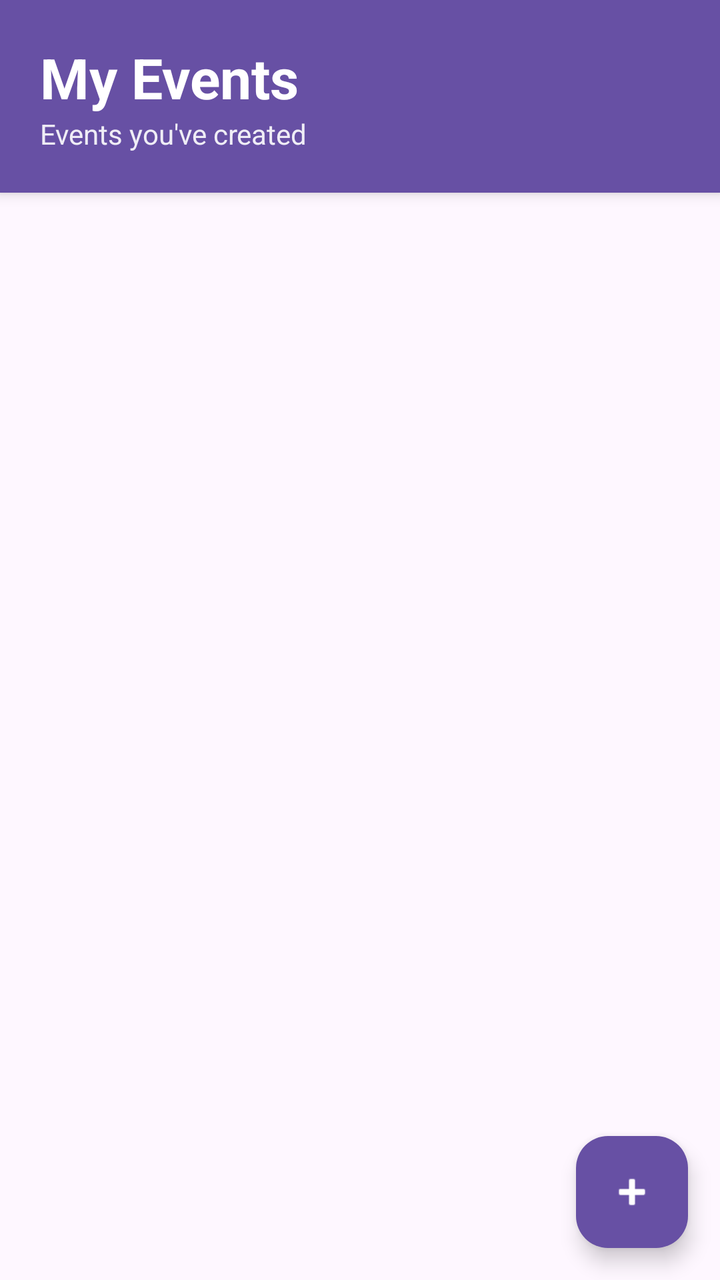
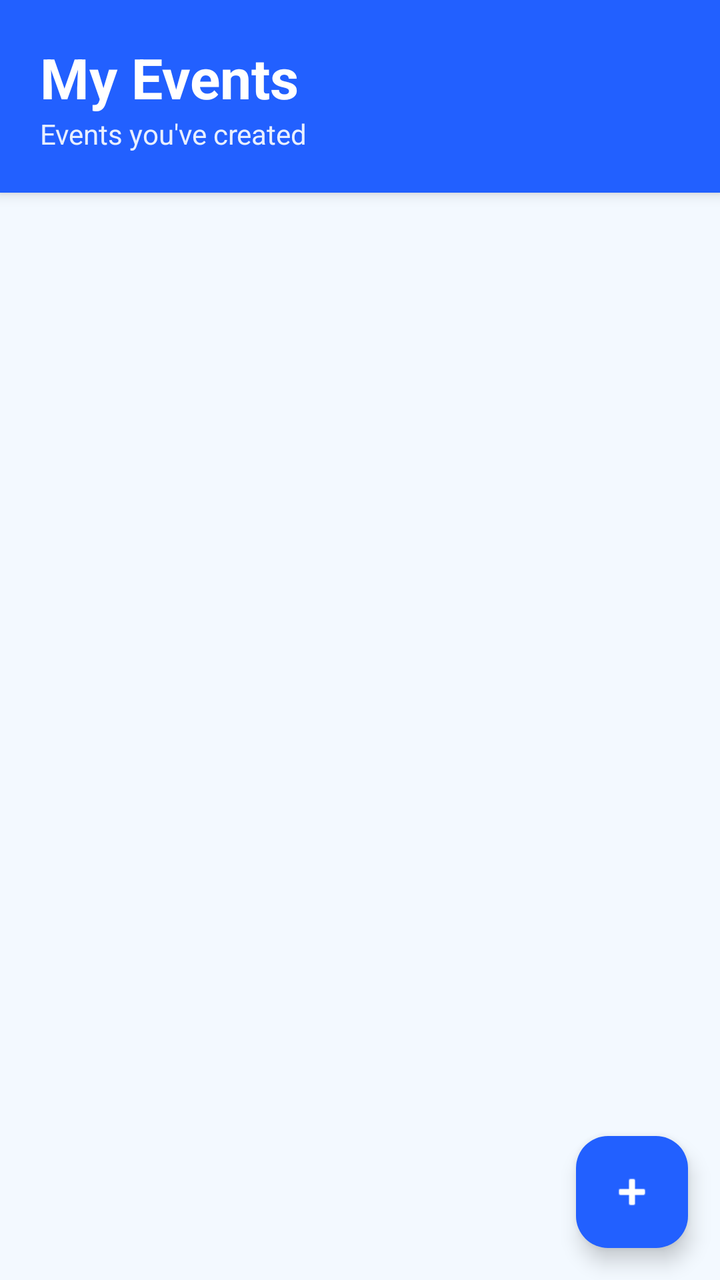

Screens rendered from an Android XML layout before and after an edit, with the pre-edit source and the edit as a unified diff.
<!-- AndroidManifest.xml: application theme Theme.GitCat_events -->
<!-- res/layout/fragment_create.xml -->
<?xml version="1.0" encoding="utf-8"?>
<androidx.coordinatorlayout.widget.CoordinatorLayout xmlns:android="http://schemas.android.com/apk/res/android"
    xmlns:app="http://schemas.android.com/apk/res-auto"
    xmlns:tools="http://schemas.android.com/tools"
    android:layout_width="match_parent"
    android:layout_height="match_parent"
    tools:context=".CreateFragment"
    android:id="@+id/fragment_create">

    <LinearLayout
        android:layout_width="match_parent"
        android:layout_height="match_parent"
        android:orientation="vertical">

        
        <LinearLayout
            android:layout_width="match_parent"
            android:layout_height="wrap_content"
            android:orientation="vertical"
            android:padding="20dp"
            android:background="?attr/colorPrimary"
            android:elevation="4dp">

            <TextView
                android:layout_width="wrap_content"
                android:layout_height="wrap_content"
                android:text="My Events"
                android:textSize="28sp"
                android:textStyle="bold"
                android:textColor="@android:color/white"/>

            <TextView
                android:layout_width="wrap_content"
                android:layout_height="wrap_content"
                android:text="Events you've created"
                android:textSize="14sp"
                android:textColor="@android:color/white"
                android:alpha="0.9"/>
        </LinearLayout>

        
        <LinearLayout
            android:id="@+id/emptyStateContainer"
            android:layout_width="match_parent"
            android:layout_height="match_parent"
            android:orientation="vertical"
            android:gravity="center"
            android:padding="32dp"
            android:visibility="gone">

            <TextView
                android:layout_width="wrap_content"
                android:layout_height="wrap_content"
                android:text="📅"
                android:textSize="80sp"
                android:layout_marginBottom="16dp"/>

            <TextView
                android:layout_width="wrap_content"
                android:layout_height="wrap_content"
                android:text="No Events Created Yet"
                android:textSize="20sp"
                android:textStyle="bold"
                android:layout_marginBottom="8dp"/>

            <TextView
                android:layout_width="wrap_content"
                android:layout_height="wrap_content"
                android:text="Tap the + button below to create your first event"
                android:textSize="14sp"
                android:textColor="@android:color/darker_gray"
                android:textAlignment="center"/>
        </LinearLayout>

        
        <androidx.recyclerview.widget.RecyclerView
            android:id="@+id/recyclerViewEvents"
            android:layout_width="match_parent"
            android:layout_height="match_parent"
            android:padding="8dp"
            android:clipToPadding="false"
            android:visibility="visible"/>

    </LinearLayout>

    
    <com.google.android.material.floatingactionbutton.FloatingActionButton
        android:id="@+id/fabCreateEvent"
        android:layout_width="wrap_content"
        android:layout_height="wrap_content"
        android:layout_gravity="bottom|end"
        android:layout_margin="16dp"
        android:contentDescription="Create New Event"
        app:srcCompat="@android:drawable/ic_input_add"
        app:backgroundTint="?attr/colorPrimary"
        app:tint="@android:color/white"/>

</androidx.coordinatorlayout.widget.CoordinatorLayout>
<!-- resources referenced by this layout -->
<resources>
  <style name="Theme.GitCat_events" parent="Base.Theme.GitCat_events" />
  <style name="Base.Theme.GitCat_events" parent="Theme.Material3.DayNight.NoActionBar">
          
          
      </style>
</resources>

<!-- the commit's change to res/layout/fragment_create.xml (unified diff, before → after) -->
@@ -2,10 +2,11 @@
 <androidx.coordinatorlayout.widget.CoordinatorLayout xmlns:android="http://schemas.android.com/apk/res/android"
     xmlns:app="http://schemas.android.com/apk/res-auto"
     xmlns:tools="http://schemas.android.com/tools"
+    android:id="@+id/fragment_create"
     android:layout_width="match_parent"
     android:layout_height="match_parent"
-    tools:context=".CreateFragment"
-    android:id="@+id/fragment_create">
+    android:background="@color/background_color"
+    tools:context=".CreateFragment">
 
     <LinearLayout
         android:layout_width="match_parent"
@@ -16,26 +17,26 @@
         <LinearLayout
             android:layout_width="match_parent"
             android:layout_height="wrap_content"
+            android:background="@color/button_color"
+            android:elevation="4dp"
             android:orientation="vertical"
-            android:padding="20dp"
-            android:background="?attr/colorPrimary"
-            android:elevation="4dp">
+            android:padding="20dp">
 
             <TextView
                 android:layout_width="wrap_content"
                 android:layout_height="wrap_content"
                 android:text="My Events"
+                android:textColor="@color/text_color_light"
                 android:textSize="28sp"
-                android:textStyle="bold"
-                android:textColor="@android:color/white"/>
+                android:textStyle="bold" />
 
             <TextView
                 android:layout_width="wrap_content"
                 android:layout_height="wrap_content"
+                android:alpha="0.9"
                 android:text="Events you've created"
-                android:textSize="14sp"
-                android:textColor="@android:color/white"
-                android:alpha="0.9"/>
+                android:textColor="@color/text_color_light"
+                android:textSize="14sp" />
         </LinearLayout>
 
         
@@ -43,33 +44,34 @@
             android:id="@+id/emptyStateContainer"
             android:layout_width="match_parent"
             android:layout_height="match_parent"
+            android:gravity="center"
             android:orientation="vertical"
-            android:gravity="center"
             android:padding="32dp"
             android:visibility="gone">
 
             <TextView
                 android:layout_width="wrap_content"
                 android:layout_height="wrap_content"
+                android:layout_marginBottom="16dp"
                 android:text="📅"
-                android:textSize="80sp"
-                android:layout_marginBottom="16dp"/>
+                android:textSize="80sp" />
 
             <TextView
                 android:layout_width="wrap_content"
                 android:layout_height="wrap_content"
+                android:layout_marginBottom="8dp"
                 android:text="No Events Created Yet"
+                android:textColor="@color/text_color_dark"
                 android:textSize="20sp"
-                android:textStyle="bold"
-                android:layout_marginBottom="8dp"/>
+                android:textStyle="bold" />
 
             <TextView
                 android:layout_width="wrap_content"
                 android:layout_height="wrap_content"
                 android:text="Tap the + button below to create your first event"
-                android:textSize="14sp"
-                android:textColor="@android:color/darker_gray"
-                android:textAlignment="center"/>
+                android:textAlignment="center"
+                android:textColor="@color/text_color_medium"
+                android:textSize="14sp" />
         </LinearLayout>
 
         
@@ -77,9 +79,9 @@
             android:id="@+id/recyclerViewEvents"
             android:layout_width="match_parent"
             android:layout_height="match_parent"
+            android:clipToPadding="false"
             android:padding="8dp"
-            android:clipToPadding="false"
-            android:visibility="visible"/>
+            android:visibility="visible" />
 
     </LinearLayout>
 
@@ -91,8 +93,8 @@
         android:layout_gravity="bottom|end"
         android:layout_margin="16dp"
         android:contentDescription="Create New Event"
+        app:backgroundTint="@color/button_color"
         app:srcCompat="@android:drawable/ic_input_add"
-        app:backgroundTint="?attr/colorPrimary"
-        app:tint="@android:color/white"/>
+        app:tint="@color/text_color_light" />
 
 </androidx.coordinatorlayout.widget.CoordinatorLayout>
<!-- resource entries referenced after the edit -->
@@ -1,5 +1,10 @@
 <!-- resources referenced by this layout -->
 <resources>
+  <color name="background_color">#F3F9FF</color>
+  <color name="button_color">#2260ff</color>
+  <color name="text_color_dark">#000000</color>
+  <color name="text_color_light">#ffffff</color>
+  <color name="text_color_medium">#676767</color>
   <style name="Theme.GitCat_events" parent="Base.Theme.GitCat_events" />
   <style name="Base.Theme.GitCat_events" parent="Theme.Material3.DayNight.NoActionBar">
           
